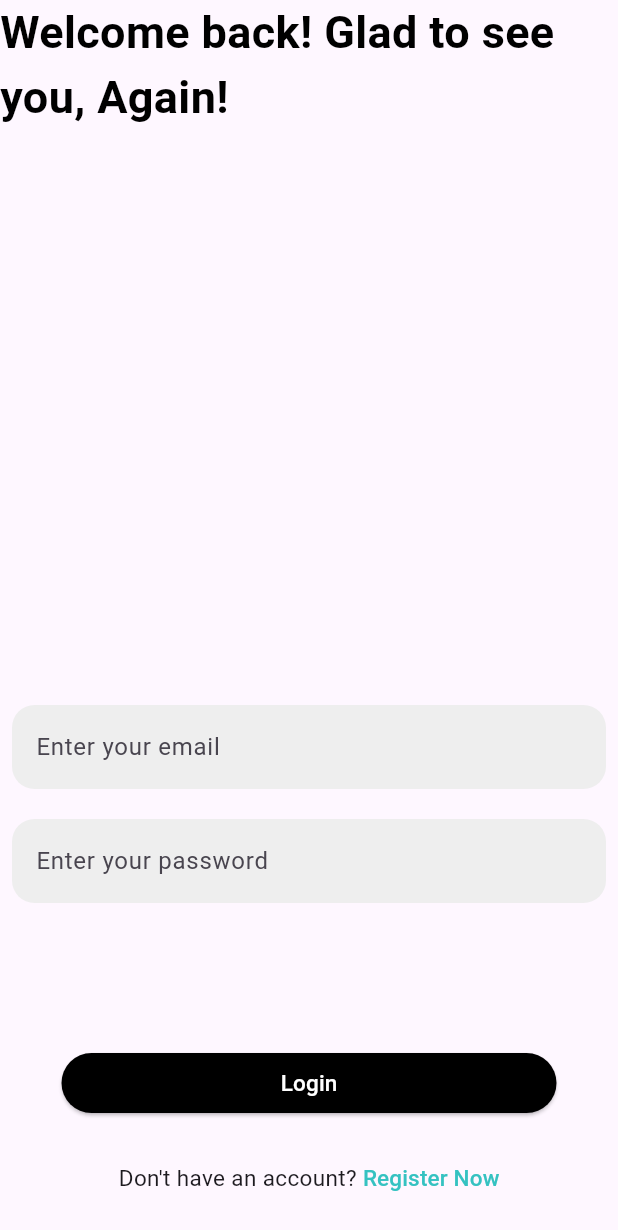
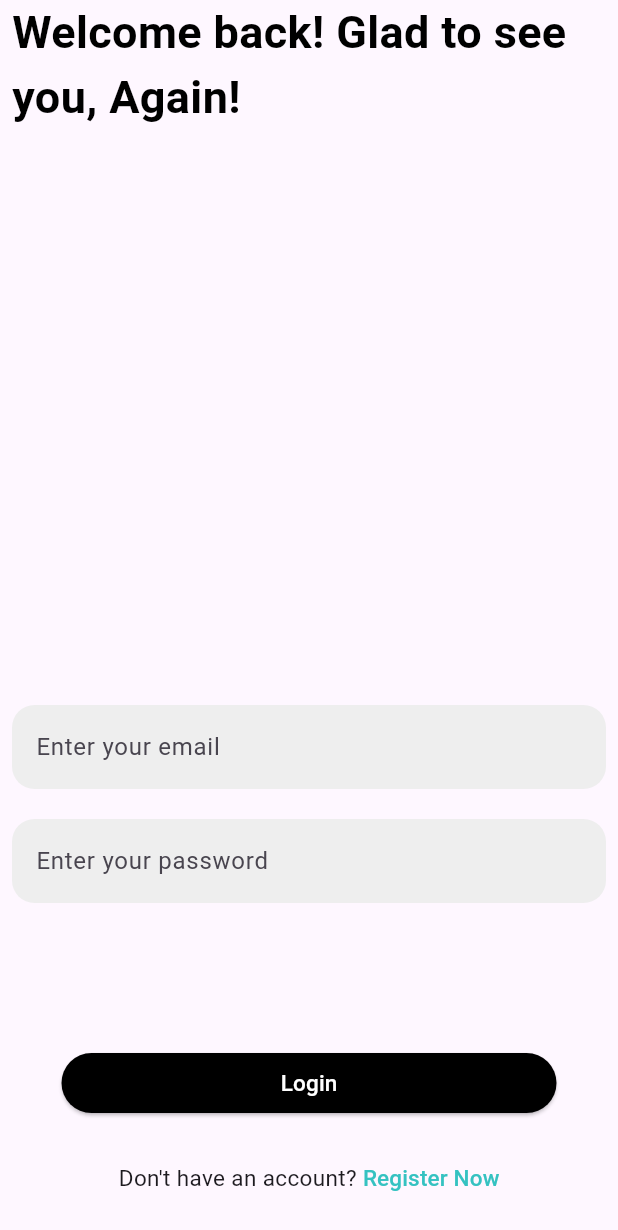
Before and after one commit to WaelLasheen/movies-app, a Flutter app: the screen it shows after launch, after a tap on "Login", on a phone screen of 412 x 824 dp. Shown: the top 1230 px of the screen. Run offline on Flutter 3.47's test engine with Material 3 defaults, Android fonts, the phone set to English and light mode, and no system bars.

Commit message:
add padding to page

```diff
--- a/lib/core/text_feild.dart
+++ b/lib/core/text_feild.dart
@@ -9,9 +9,7 @@ class textFeild extends StatelessWidget {
 
   @override
   Widget build(BuildContext context) {
-    return Padding(
-      padding: const EdgeInsets.symmetric(horizontal: 8),
-      child: TextField(
+    return TextField(
       controller: controller,
       keyboardType: TextInputType.text,
       obscureText: obscureText,
@@ -29,7 +27,6 @@ class textFeild extends StatelessWidget {
         filled: true,
         fillColor: Colors.grey[200]
       ),
-      ),
     );
   }
 }
--- a/lib/features/login/view/login.dart
+++ b/lib/features/login/view/login.dart
@@ -14,6 +14,8 @@ class LogIn extends StatelessWidget {
       debugShowCheckedModeBanner: false,
       home: Scaffold(
         body: SafeArea(
+          child: Padding(
+            padding: const EdgeInsets.symmetric(horizontal: 8),
             child: Column(
               children: [
                 const Text("Welcome back! Glad to see you, Again!",
@@ -47,6 +49,7 @@ class LogIn extends StatelessWidget {
             ),
           ),
         ),
+      ),
     );
   }
 }
```
Lines whose indentation alone changed are shown as unchanged.
